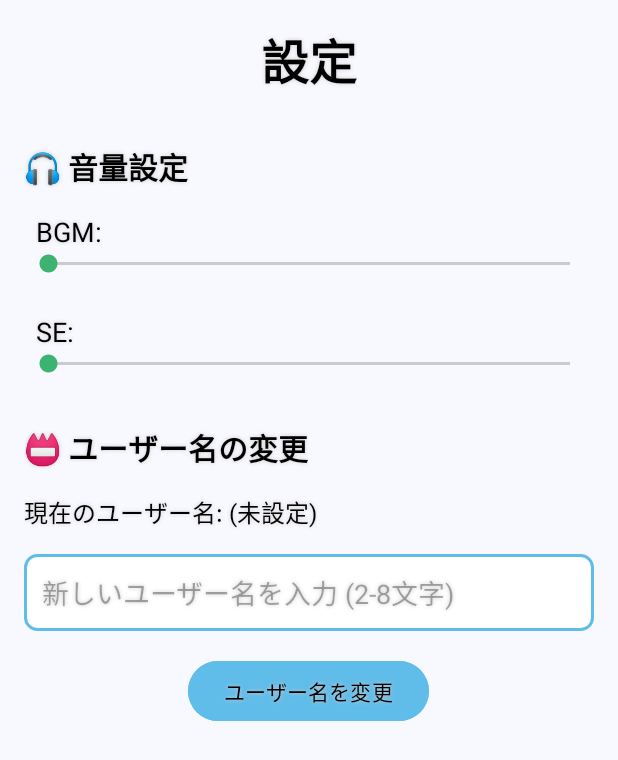
After one commit to strawberrycandy/Submission_invironment, an Android app: the layout activity_settings.xml on its own in the app's theme, with its tools: preview values and no code run, on a phone screen of 412 x 824 dp. The commit adds this screen. Shown: the top 760 px of the screen. Run offline under Robolectric (Android 15) with nearby library versions, the phone set to English and light mode, and no system bars.

Commit message:
設定画面を追加

```diff
--- a/app/src/main/AndroidManifest.xml
+++ b/app/src/main/AndroidManifest.xml
@@ -22,6 +22,11 @@
             </intent-filter>
         </activity>
 
+        <activity
+            android:name=".SettingsActivity"
+            android:windowSoftInputMode="adjustPan"
+            />
+
     </application>
 
 </manifest>
--- /dev/null
+++ b/app/src/main/res/drawable/rounded_edittext_background.xml
@@ -0,0 +1,9 @@
+<?xml version="1.0" encoding="utf-8"?>
+<shape xmlns:android="http://schemas.android.com/apk/res/android"
+    android:shape="rectangle">
+    <solid android:color="#FFFFFF" />
+    <corners android:radius="8dp" />
+    <stroke
+        android:width="2dp"
+        android:color="#60BCE9" />
+</shape>
--- /dev/null
+++ b/app/src/main/res/layout/activity_settings.xml
@@ -0,0 +1,173 @@
+<?xml version="1.0" encoding="utf-8"?>
+
+<androidx.constraintlayout.widget.ConstraintLayout
+    xmlns:android="http://schemas.android.com/apk/res/android"
+    xmlns:app="http://schemas.android.com/apk/res-auto"
+    xmlns:tools="http://schemas.android.com/tools"
+    android:layout_width="match_parent"
+    android:layout_height="match_parent"
+    android:background="#F8F8FF"
+    android:padding="16dp"
+    tools:context=".SettingsActivity">
+
+    <ScrollView
+        android:layout_width="match_parent"
+        android:layout_height="match_parent"
+        app:layout_constraintTop_toTopOf="parent"
+        app:layout_constraintBottom_toBottomOf="parent"
+        app:layout_constraintStart_toStartOf="parent"
+        app:layout_constraintEnd_toEndOf="parent"
+        android:scrollbars="none"> <LinearLayout
+        android:layout_width="match_parent"
+        android:layout_height="wrap_content"
+        android:orientation="vertical">
+
+        <TextView
+            android:id="@+id/text_view_title"
+            android:layout_width="wrap_content"
+            android:layout_height="wrap_content"
+            android:text="設定"
+            android:textSize="32sp"
+            android:textStyle="bold"
+            android:textColor="#000000"
+            android:layout_gravity="center_horizontal"
+            android:layout_marginBottom="32dp"
+
+            android:shadowColor="#CCCCCC"
+            android:shadowDx="0.0"
+            android:shadowDy="0.0"
+            android:shadowRadius="3.0"
+            android:focusable="false"
+            android:focusableInTouchMode="false" />
+
+        <TextView
+            android:layout_width="wrap_content"
+            android:layout_height="wrap_content"
+            android:text="🎧 音量設定"
+            android:textSize="20sp"
+            android:textStyle="bold"
+            android:textColor="#000000"
+            android:layout_marginBottom="16dp"
+
+            android:shadowColor="#CCCCCC"
+            android:shadowDx="0.0"
+            android:shadowDy="0.0"
+            android:shadowRadius="3.0"
+            android:focusable="false"
+            android:focusableInTouchMode="false" />
+
+        <TextView
+            android:layout_width="wrap_content"
+            android:layout_height="wrap_content"
+            android:text="BGM:"
+            android:textSize="18sp"
+            android:textColor="#000000"
+            android:layout_marginStart="8dp"
+
+            android:shadowColor="#CCCCCC"
+            android:shadowDx="0.0"
+            android:shadowDy="0.0"
+            android:shadowRadius="3.0"
+            android:focusable="false"
+            android:focusableInTouchMode="false" />
+
+        <SeekBar
+            android:id="@+id/seekbar_bgm_volume"
+            android:layout_width="match_parent"
+            android:layout_height="wrap_content"
+            android:progressTint="#3CB371"
+            android:thumbTint="#3CB371"
+            android:layout_marginBottom="24dp" />
+
+        <TextView
+            android:layout_width="wrap_content"
+            android:layout_height="wrap_content"
+            android:text="SE:"
+            android:textSize="18sp"
+            android:textColor="#000000"
+            android:layout_marginStart="8dp"
+
+            android:shadowColor="#CCCCCC"
+            android:shadowDx="0.0"
+            android:shadowDy="0.0"
+            android:shadowRadius="3.0"
+            android:focusable="false"
+            android:focusableInTouchMode="false" />
+
+        <SeekBar
+            android:id="@+id/seekbar_se_volume"
+            android:layout_width="match_parent"
+            android:layout_height="wrap_content"
+            android:progressTint="#3CB371"
+            android:thumbTint="#3CB371"
+            android:layout_marginBottom="32dp" />
+
+        <TextView
+            android:layout_width="wrap_content"
+            android:layout_height="wrap_content"
+            android:text="📛 ユーザー名の変更"
+            android:textSize="20sp"
+            android:textStyle="bold"
+            android:textColor="#000000"
+            android:layout_marginBottom="16dp"
+
+            android:shadowColor="#CCCCCC"
+            android:shadowDx="0.0"
+            android:shadowDy="0.0"
+            android:shadowRadius="3.0"
+            android:focusable="false"
+            android:focusableInTouchMode="false" />
+
+        <TextView
+            android:id="@+id/text_view_current_user_name"
+            android:layout_width="wrap_content"
+            android:layout_height="wrap_content"
+            android:text="現在のユーザー名: (未設定)"
+            android:textSize="16sp"
+            android:textColor="#000000"
+            android:layout_marginBottom="16dp"
+
+            android:shadowColor="#CCCCCC"
+            android:shadowDx="0.0"
+            android:shadowDy="0.0"
+            android:shadowRadius="3.0"
+            android:focusable="false"
+            android:focusableInTouchMode="false" />
+
+        <EditText
+            android:id="@+id/edit_text_new_user_name"
+            android:layout_width="match_parent"
+            android:layout_height="wrap_content"
+            android:hint="新しいユーザー名を入力 (2-8文字)"
+            android:inputType="text"
+            android:maxLength="8"
+            android:textSize="18sp"
+            android:padding="12dp"
+            android:background="@drawable/rounded_edittext_background"
+            android:layout_marginBottom="16dp"
+
+            android:shadowColor="#CCCCCC"
+            android:shadowDx="0.0"
+            android:shadowDy="0.0"
+            android:shadowRadius="3.0" />
+
+        <Button
+            android:id="@+id/button_change_user_name"
+            android:layout_width="wrap_content"
+            android:layout_height="wrap_content"
+            android:text="ユーザー名を変更"
+            android:backgroundTint="#60BCE9"
+            android:textColor="#000000"
+            android:paddingStart="24dp"
+            android:paddingEnd="24dp"
+            android:layout_gravity="center_horizontal"
+
+            android:shadowColor="#CCCCCC"
+            android:shadowDx="0.0"
+            android:shadowDy="0.0"
+            android:shadowRadius="3.0" />
+
+    </LinearLayout>
+    </ScrollView>
+
+</androidx.constraintlayout.widget.ConstraintLayout>
```
Also changed, not shown: app/src/main/java/com/example/myfirstapp/MainActivity.kt (+7 -0 lines), app/src/main/java/com/example/myfirstapp/settingsActivity.kt (added, +104 -0 lines), app/src/main/res/layout/activity_main.xml (+26 -0 lines).
